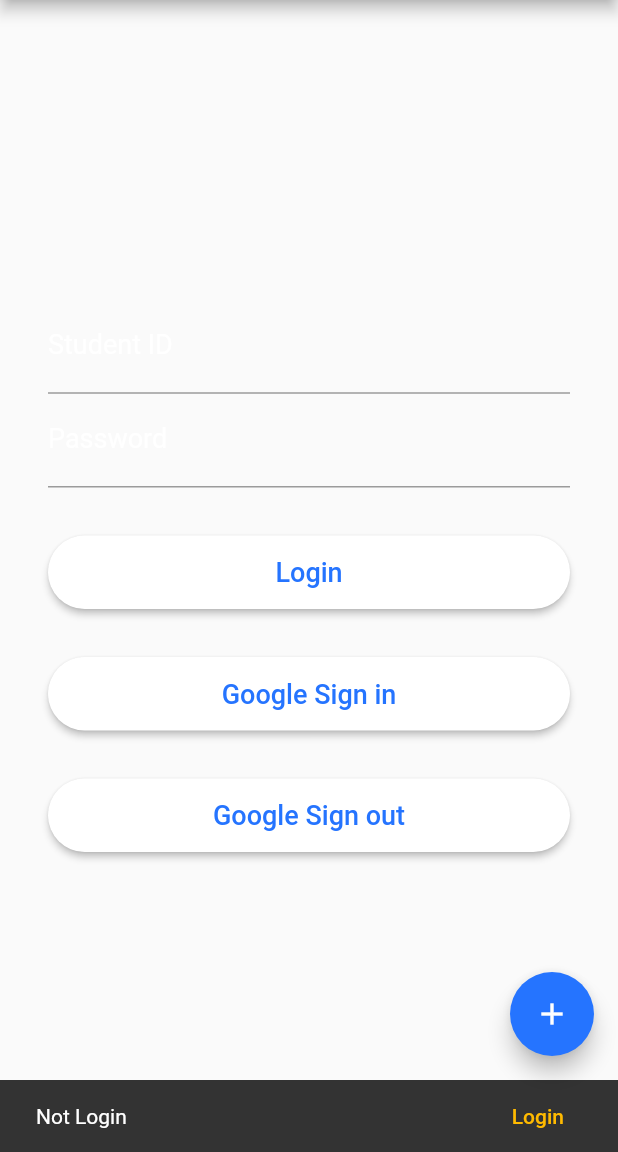
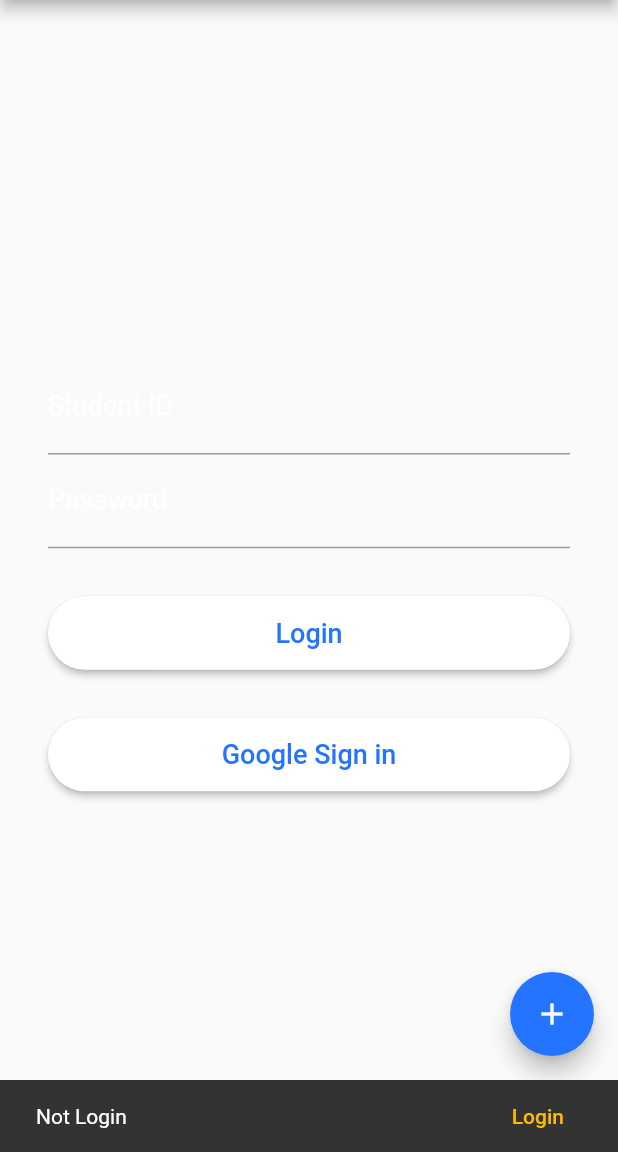
Before and after one commit to abc873693/ap_common, a Flutter app: the AnnouncementHomePage screen opened directly, on a phone screen of 412 x 824 dp, the part 84-1236 px from its top. Run offline on Flutter 3.47's test engine with Material 2 defaults, Android fonts, the light colour scheme and no system bars; our stand-ins replace auto_size_text, barcode_widget, cached_network_image, cookie_jar, dio, dio_cookie_manager and 18 more; missing offline and left inert: add_2_calendar, barcode, encrypt; accounts and stored records are empty; network calls fail; statements that could not run were skipped.

Commit message:
Remove useless code

```diff
--- a/lib/pages/announcement/home_page.dart
+++ b/lib/pages/announcement/home_page.dart
@@ -22,7 +22,7 @@
 
 import 'edit_page.dart';
 
-enum _State { notLogin, loading, done, error, empty, offline }
+enum _State { notLogin, loading, done, error }
 enum _DataType { announcement, application }
 
 class AnnouncementHomePage extends StatefulWidget {
@@ -140,22 +140,19 @@
         return _loginContent();
       case _State.loading:
         return Container(
-            child: CircularProgressIndicator(), alignment: Alignment.center);
-      case _State.empty:
+          child: CircularProgressIndicator(),
+          alignment: Alignment.center,
+        );
       case _State.error:
         return FlatButton(
           onPressed: () {
             _getData();
+            _getApplicationData();
           },
           child: HintContent(
             icon: ApIcon.classIcon,
             content: app.clickToRetry,
           ),
-        );
-      case _State.offline:
-        return HintContent(
-          icon: ApIcon.classIcon,
-          content: app.noOfflineData,
         );
       case _State.done:
         switch (loginData.level) {
@@ -287,13 +284,6 @@
             text: 'Google Sign in',
             onPressed: () async {
               _login(AnnouncementLoginType.google);
-            },
-          ),
-          SizedBox(height: 32.0),
-          ApButton(
-            text: 'Google Sign out',
-            onPressed: () async {
-              var data = await _googleSignIn.signOut();
             },
           ),
           if (!kIsWeb && (Platform.isIOS || Platform.isMacOS)) ...[
```
